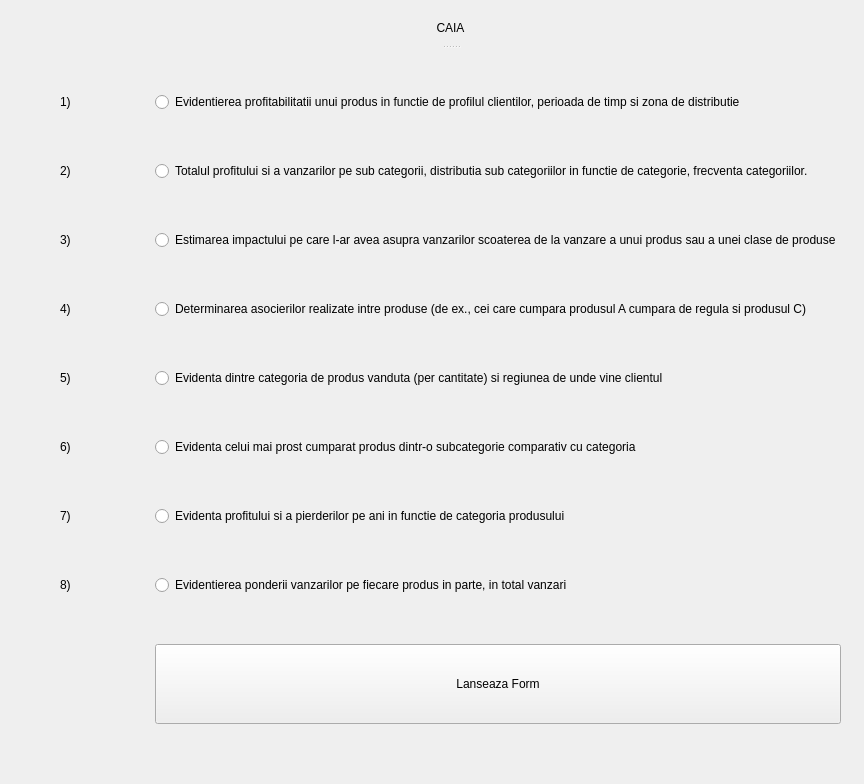
cojocariudaniel1/StatisticProject, file views/MainWindowForm.ui: the form before one commit.
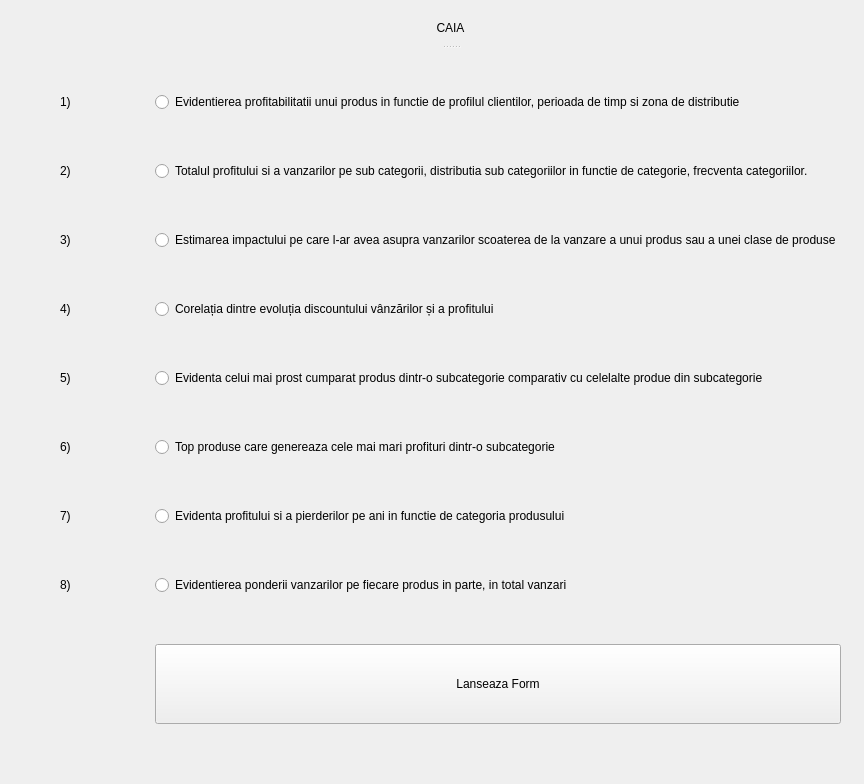
The form after the commit.

Patch:
```diff
--- a/views/MainWindowForm.ui
+++ b/views/MainWindowForm.ui
@@ -42,21 +42,21 @@
       <item row="4" column="1">
        <widget class="QRadioButton" name="form5">
         <property name="text">
-         <string>Evidenta dintre categoria de produs vanduta (per cantitate) si regiunea de unde vine clientul</string>
+         <string>Evidenta celui mai prost cumparat produs dintr-o subcategorie comparativ cu celelalte produe din subcategorie</string>
         </property>
        </widget>
       </item>
       <item row="5" column="1">
        <widget class="QRadioButton" name="form6">
         <property name="text">
-         <string>Evidenta celui mai prost cumparat produs dintr-o subcategorie comparativ cu categoria </string>
+         <string>Top produse care genereaza cele mai mari profituri dintr-o subcategorie</string>
         </property>
        </widget>
       </item>
       <item row="3" column="1">
        <widget class="QRadioButton" name="form4">
         <property name="text">
-         <string>Determinarea asocierilor realizate intre produse (de ex., cei care cumpara produsul A cumpara de regula si produsul C)</string>
+         <string>Corelația dintre evoluția discountului vânzărilor și a profitului</string>
         </property>
        </widget>
       </item>
```
